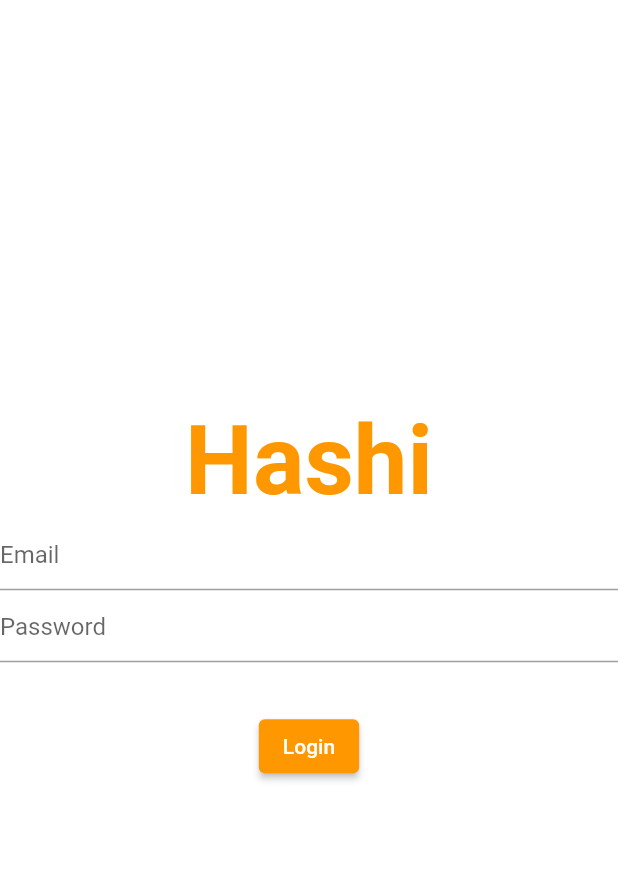
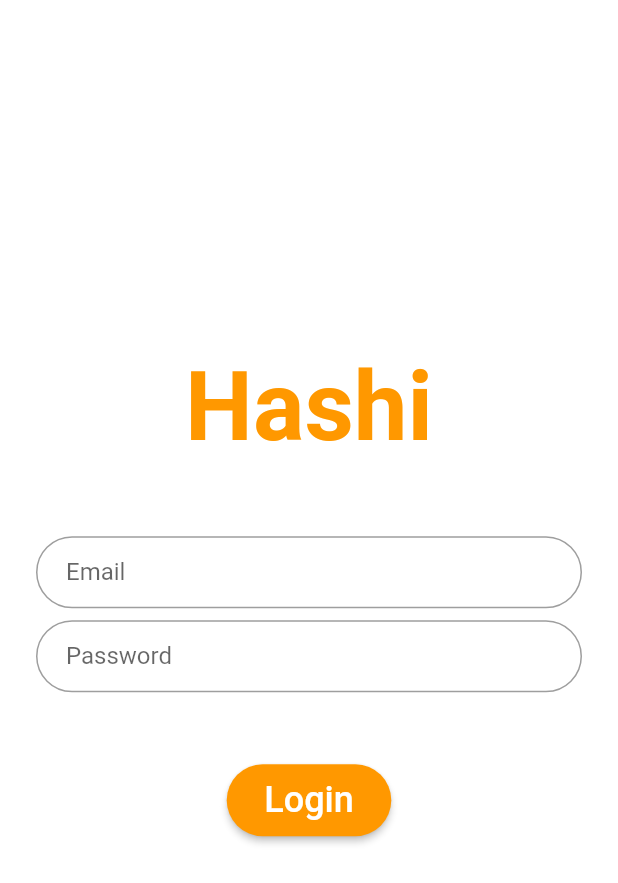
Before and after one commit to LukaDeBakker/LuRe, a Flutter app: the screen it shows after launch, on a phone screen of 412 x 824 dp. Shown: the top 883 px of the screen. Run offline on Flutter 3.47's test engine with Material 2 defaults, Android fonts, the light colour scheme and no system bars; Roboto replaces fonts that are missing (RobotoMono).

Commit message:
✨Finished login screen design.

```diff
--- a/lure/lib/main.dart
+++ b/lure/lib/main.dart
@@ -25,17 +25,21 @@ class _HomePageState extends State<HomePage> {
   Widget build(BuildContext context) {
     return Scaffold(
       body: Center(
-        child: Column(
-          mainAxisAlignment: MainAxisAlignment.center,
+        child: ListView(
+          shrinkWrap: true,
+          padding: const EdgeInsets.only(left: 24.0, right: 24.0),
           children: const <Widget>[
-            Text(
-              'Hashi',
-              style: TextStyle(
-                fontWeight: FontWeight.bold,
-                fontSize: 64,
-                color: Colors.orange,
+            Center(
+              child: Text(
+                'Hashi',
+                style: TextStyle(
+                  fontWeight: FontWeight.bold,
+                  fontSize: 64,
+                  color: Colors.orange,
+                ),
               ),
             ),
+            SizedBox(height: 48),
             LoginForm(),
           ],
         ),
@@ -59,20 +63,34 @@ class _LoginFormState extends State<LoginForm> {
         children: <Widget>[
           TextFormField(
             keyboardType: TextInputType.emailAddress,
-            decoration: const InputDecoration(
-              hintText: 'Email',
-            ),
+            decoration: InputDecoration(
+                labelText: 'Email',
+                contentPadding: const EdgeInsets.fromLTRB(20, 10, 20, 10),
+                border: OutlineInputBorder(
+                  borderRadius: BorderRadius.circular(24),
+                )),
           ),
+          const SizedBox(height: 8),
           TextFormField(
-            decoration: const InputDecoration(
-              hintText: 'Password',
-            ),
+            autofocus: false,
+            obscureText: true,
+            decoration: InputDecoration(
+                labelText: 'Password',
+                contentPadding: const EdgeInsets.fromLTRB(20, 10, 20, 10),
+                border: OutlineInputBorder(
+                  borderRadius: BorderRadius.circular(24),
+                )),
           ),
+          const SizedBox(height: 16),
           Padding(
             padding: const EdgeInsets.symmetric(vertical: 32.0),
             child: ElevatedButton(
               style: ElevatedButton.styleFrom(
+                padding: const EdgeInsets.fromLTRB(25, 10, 25, 10),
                 backgroundColor: Colors.orange,
+                shape: RoundedRectangleBorder(
+                  borderRadius: BorderRadius.circular(64),
+                ),
               ),
               onPressed: (() {
                 // validate form.
@@ -81,6 +99,7 @@ class _LoginFormState extends State<LoginForm> {
                 'Login',
                 style: TextStyle(
                   color: Colors.white,
+                  fontSize: 24,
                 ),
               ),
             ),
```
Also changed, not shown: 1 other file.
